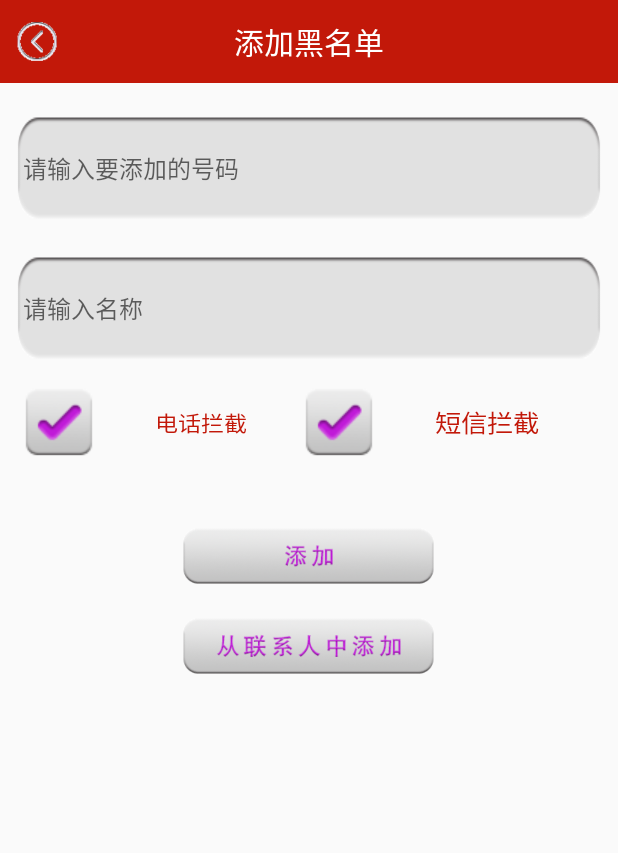
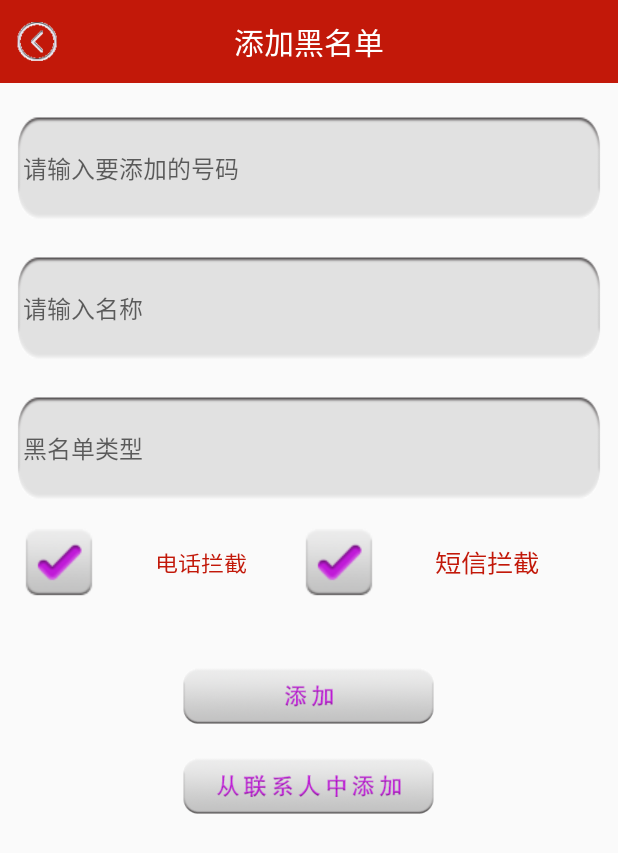
Before and after one commit to shadow757282839/MobileSafe, an Android app: the AddBlackNumberActivity screen opened directly, with no data from a screen before it, on a phone screen of 412 x 824 dp. Shown: the top 853 px of the screen. Run offline under Robolectric (Android 15) with nearby library versions, the phone set to English and light mode, and no system bars.

Commit message:
黑名单类型

```diff
--- a/app/src/main/java/cn/edu/gdmec/android/mobileguard/m3communicationguard/AddBlackNumberActivity.java
+++ b/app/src/main/java/cn/edu/gdmec/android/mobileguard/m3communicationguard/AddBlackNumberActivity.java
@@ -23,6 +23,7 @@
     private CheckBox mTelCB;
     private EditText mNumET;
     private EditText mNameET;
+    private EditText mTypeET;
     private BlackNumberDao dao;
 
     private void initView(){
@@ -37,6 +38,7 @@
         mTelCB = (CheckBox) findViewById(R.id.cb_blacknumber_tel);
         mNumET = (EditText) findViewById(R.id.et_blacknumber);
         mNameET = (EditText) findViewById(R.id.et_blackname);
+        mTypeET = (EditText) findViewById(R.id.et_blacktype);
         findViewById(R.id.add_blacknum_btn).setOnClickListener(this);
         findViewById(R.id.add_fromcontact_btn).setOnClickListener(this);
     }
@@ -48,8 +50,10 @@
             //获取选中的联系人信息
             String phone = data.getStringExtra("phone");
             String name = data.getStringExtra("name");
+            String type = data.getStringExtra("type");
             mNameET.setText(name);
             mNumET.setText(phone);
+            mTypeET.setText(type);
         }
     }
     @Override
@@ -71,6 +75,7 @@
             case R.id.add_blacknum_btn:
                 String number = mNumET.getText().toString().trim();
                 String name = mNameET.getText().toString().trim();
+                String type = mTypeET.getText().toString().trim();
                 if (TextUtils.isEmpty(number) || TextUtils.isEmpty(name)){
                     Toast.makeText(this,"电话号码和手机号不能为空！",Toast.LENGTH_LONG).show();
                     return;
@@ -79,6 +84,7 @@
                     BlackContactInfo blackContactInfo = new BlackContactInfo();
                     blackContactInfo.phoneNumber = number;
                     blackContactInfo.contactName = name;
+                    blackContactInfo.type = type;
                     if (mSmsCB.isChecked() & mTelCB.isChecked()){
                         //两种拦截模式都选
                         blackContactInfo.mode = 3;
--- a/app/src/main/java/cn/edu/gdmec/android/mobileguard/m3communicationguard/adapter/BlackContactAdapter.java
+++ b/app/src/main/java/cn/edu/gdmec/android/mobileguard/m3communicationguard/adapter/BlackContactAdapter.java
@@ -29,6 +29,7 @@
         TextView mModeTV;
         View mContactImgv;
         View mDeleteView;
+        TextView mTypeTV;
     }
 
     public interface BlackConactCallBack{
@@ -72,11 +73,13 @@
             holder.mContactImgv = view.findViewById(R.id.view_black_icon);
             holder.mDeleteView = view.findViewById(R.id.view_black_delete);
             view.setTag(holder);
+            holder.mTypeTV=(TextView)view.findViewById(R.id.tv_black_type);
         }else {
             holder = (ViewHolder) view.getTag();
         }
         holder.mNameTV.setText(contactInfos.get(i).contactName+"("+
                 contactInfos.get(i).phoneNumber + ")");
+        holder.mTypeTV.setText(contactInfos.get(i).type);
         holder.mModeTV.setText(contactInfos.get(i).getModeString(
                 contactInfos.get(i).mode));
         holder.mNameTV.setTextColor(context.getResources().getColor(
--- a/app/src/main/java/cn/edu/gdmec/android/mobileguard/m3communicationguard/db/BlackNumberOpenHelper.java
+++ b/app/src/main/java/cn/edu/gdmec/android/mobileguard/m3communicationguard/db/BlackNumberOpenHelper.java
@@ -35,7 +35,8 @@
                                "(id integer primary key autoincrement," +
                                 "number varchar(20)," +
                                 "name varchar(255)," +
-                                "mode integer)");
+                                "mode integer,"+
+                                "type varchar(20))");
     }
 
     @Override
--- a/app/src/main/java/cn/edu/gdmec/android/mobileguard/m3communicationguard/db/dao/BlackNumberDao.java
+++ b/app/src/main/java/cn/edu/gdmec/android/mobileguard/m3communicationguard/db/dao/BlackNumberDao.java
@@ -39,6 +39,7 @@
         values.put("number",blackContactInfo.phoneNumber);
         values.put("name",blackContactInfo.contactName);
         values.put("mode",blackContactInfo.mode);
+        values.put("type",blackContactInfo.type);
         long rowid = db.insert("blacknumber",null,values);
         if (rowid == -1){//插入数据不成功
             return false;
@@ -69,7 +70,7 @@
         //得到可读的数据库
         SQLiteDatabase db = blackNumberOpenHelper.getReadableDatabase();
         Cursor cursor = db.rawQuery(
-                "select number,mode,name from blacknumber limit ? offset ?",
+                "select number,mode,name,type from blacknumber limit ? offset ?",
                 new String[]{String.valueOf(pagesize),
                 String.valueOf(pagesize * pagenumber)});
         List<BlackContactInfo> mBlackContactInfos = new ArrayList<BlackContactInfo>();
@@ -78,6 +79,7 @@
             info.phoneNumber = cursor.getString(0);
             info.mode = cursor.getInt(1);
             info.contactName = cursor.getString(2);
+            info.type=cursor.getString(3);
             mBlackContactInfos.add(info);
         }
         cursor.close();
--- a/app/src/main/java/cn/edu/gdmec/android/mobileguard/m3communicationguard/entity/BlackContactInfo.java
+++ b/app/src/main/java/cn/edu/gdmec/android/mobileguard/m3communicationguard/entity/BlackContactInfo.java
@@ -11,6 +11,7 @@
     public String contactName;
     /*黑名单拦截模式 1为电话拦截 2是短信拦截 3是电话、短信都拦截*/
     public int mode;
+    public String type;
 
     public String getModeString(int mode){
         switch (mode){
--- a/app/src/main/res/layout/activity_add_black_number.xml
+++ b/app/src/main/res/layout/activity_add_black_number.xml
@@ -29,6 +29,19 @@
         android:layout_marginTop="20dp"
         android:background="@drawable/coner_white_rec"
         android:hint="请输入名称"
+        android:paddingLeft="5dp"
+        android:textColor="@color/bright_purple"
+        android:textSize="16sp"/>
+
+    <EditText
+        android:layout_width="match_parent"
+        android:layout_height="wrap_content"
+        android:id="@+id/et_blacktype"
+        android:layout_marginLeft="10dp"
+        android:layout_marginRight="10dp"
+        android:layout_marginTop="20dp"
+        android:background="@drawable/coner_white_rec"
+        android:hint="黑名单类型"
         android:paddingLeft="5dp"
         android:textColor="@color/bright_purple"
         android:textSize="16sp"/>
```
Also changed, not shown: app/src/main/res/layout/item_list_blackcontact.xml (+8 -0 lines).
